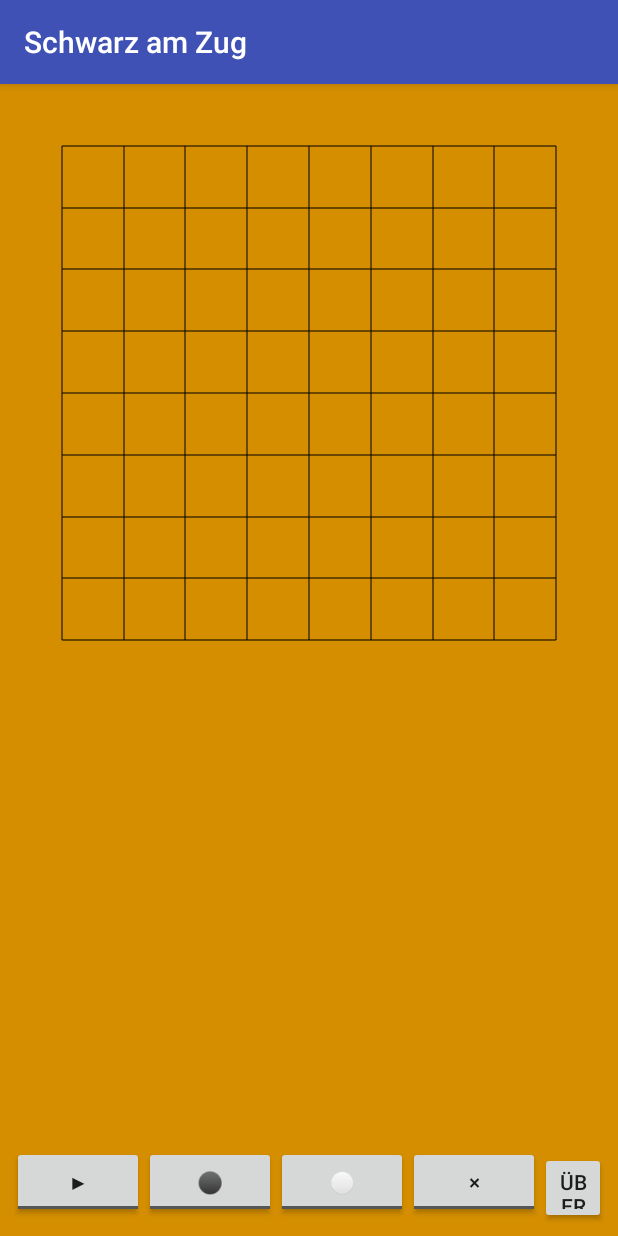
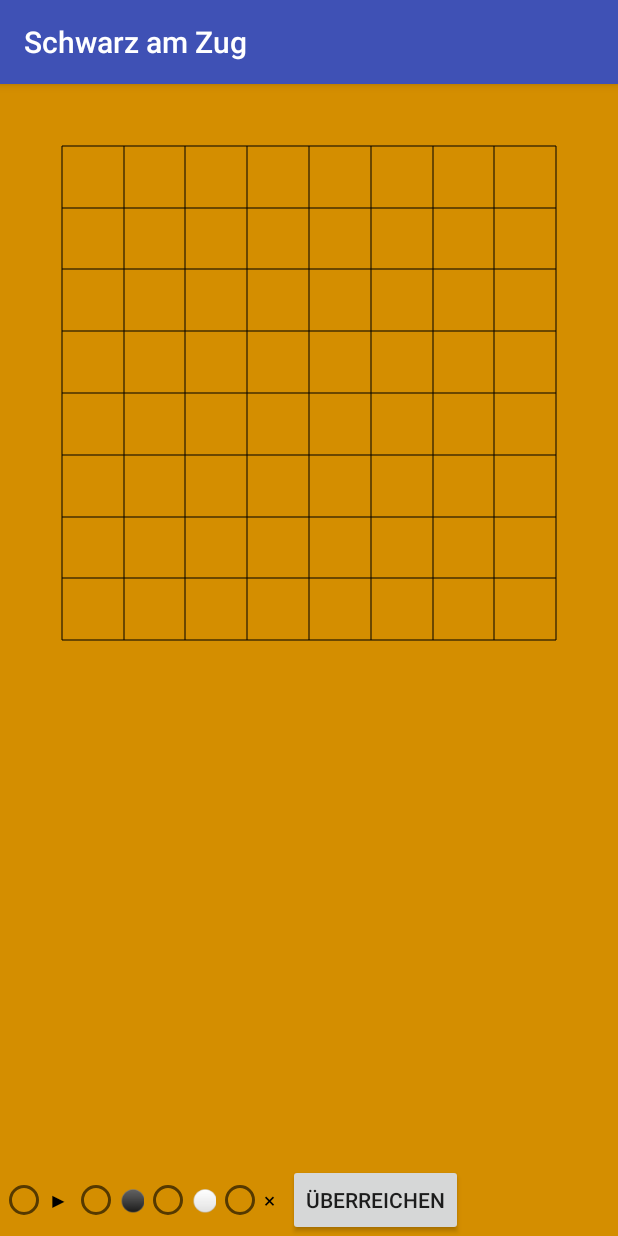
Before and after one commit to rillig/Phantom-Go-Android, an Android app: the BlackActivity screen opened directly, with no data from a screen before it, on a phone screen of 412 x 824 dp. Run offline under Robolectric (Android 15) with nearby library versions, the phone set to English and light mode, and no system bars.

Commit message:
Native radio buttons instead of custom views (that didn't work)

```diff
--- a/app/build.gradle
+++ b/app/build.gradle
@@ -24,7 +24,6 @@ android {
 
 dependencies {
     implementation fileTree(dir: 'libs', include: ['*.jar'])
-    implementation 'com.github.ceryle:SegmentedButton:v2.0.1'
     implementation 'com.android.support:appcompat-v7:26.1.0'
     implementation 'com.android.support:support-v4:26.1.0'
     implementation 'com.android.support.constraint:constraint-layout:1.0.2'
--- a/app/src/main/java/de/roland_illig/phantomgo/PlayerBoardView.java
+++ b/app/src/main/java/de/roland_illig/phantomgo/PlayerBoardView.java
@@ -4,8 +4,8 @@ import android.content.Context;
 import android.support.annotation.Nullable;
 import android.util.AttributeSet;
 import android.view.View;
+import android.widget.RadioButton;
 import android.widget.TextView;
-import android.widget.ToggleButton;
 import de.roland_illig.android.phantomgo.R;
 
 public class PlayerBoardView extends AbstractBoardView {
@@ -53,7 +53,29 @@ public class PlayerBoardView extends AbstractBoardView {
 
     @Override
     protected void boardMouseClicked(int x, int y) {
-        if (isToggleButtonChecked(R.id.playButton)) {
+        if (isChecked(R.id.playButton)) {
+            onPlayModeClick(x, y);
+        } else if (isChecked(R.id.blackButton)) {
+            board.setTurn(Player.BLACK);
+            if (board.play(x, y).invalidReason != null) {
+                board.set(x, y, Player.BLACK);
+            }
+        } else if (isChecked(R.id.whiteButton)) {
+            board.setTurn(Player.WHITE);
+            if (board.play(x, y).invalidReason != null) {
+                board.set(x, y, Player.WHITE);
+            }
+        } else if (isChecked(R.id.eraserButton)) {
+            board.set(x, y, null);
+        }
+        invalidate();
+    }
+
+    private boolean isChecked(int resourceId) {
+        return ((RadioButton) ((View) getParent()).findViewById(resourceId)).isChecked();
+    }
+
+    private void onPlayModeClick(int x, int y) {
         if (player != refereeBoard.getTurn()) {
             ((TextView) findParentView(R.id.referee)).setText(R.string.not_your_turn);
             return;
@@ -81,31 +103,11 @@ public class PlayerBoardView extends AbstractBoardView {
             } else {
                 playerBoard.set(x, y, player);
             }
-                //getBoard(player.other()).setTurn(player.other());
         }
-        } else if (isToggleButtonChecked(R.id.blackButton)) {
-            board.setTurn(Player.BLACK);
-            if (board.play(x, y).invalidReason != null) {
-                board.set(x, y, Player.BLACK);
-            }
-        } else if (isToggleButtonChecked(R.id.whiteButton)) {
-            board.setTurn(Player.WHITE);
-            if (board.play(x, y).invalidReason != null) {
-                board.set(x, y, Player.WHITE);
-            }
-        } else if (isToggleButtonChecked(R.id.eraserButton)) {
-            board.set(x, y, null);
-        }
-        invalidate();
     }
 
     private <T extends View> T findParentView(int resourceId) {
         return ((View) getParent()).findViewById(resourceId);
-    }
-
-    private boolean isToggleButtonChecked(int resourceId) {
-        ToggleButton button = findParentView(resourceId);
-        return button.isChecked();
     }
 
     @Override
--- a/app/src/main/res/layout/activity_black.xml
+++ b/app/src/main/res/layout/activity_black.xml
@@ -23,63 +23,47 @@
         android:layout_marginLeft="8dp"
         android:layout_marginStart="8dp"
         android:text=""
-        app:layout_constraintBottom_toTopOf="@+id/linearLayout"
-        app:layout_constraintStart_toStartOf="@id/linearLayout"/>
+        app:layout_constraintBottom_toTopOf="@+id/buttonBar"
+        app:layout_constraintStart_toStartOf="@id/buttonBar"/>
 
     <LinearLayout
-        android:id="@+id/linearLayout"
+        android:id="@+id/buttonBar"
         android:layout_width="match_parent"
-        android:layout_height="@android:dimen/app_icon_size"
-        android:layout_marginBottom="8dp"
-        android:layout_marginEnd="8dp"
-        android:layout_marginStart="8dp"
-        android:gravity="bottom"
+        android:layout_height="wrap_content"
         android:orientation="horizontal"
         app:layout_constraintBottom_toBottomOf="parent"
         app:layout_constraintStart_toStartOf="parent">
 
-        <ToggleButton
-            android:id="@+id/playButton"
+        <RadioGroup
             android:layout_width="wrap_content"
-            android:layout_height="wrap_content"
-            android:width="@android:dimen/app_icon_size"
-            android:text="@string/play_button"
-            android:textOff="@string/play_button"
-            android:textOn="@string/play_button"
-            app:layout_constraintBottom_toBottomOf="parent"
-            app:layout_constraintLeft_toLeftOf="parent"
-            app:layout_constraintRight_toRightOf="parent"/>
+            android:layout_height="match_parent"
+            android:orientation="horizontal">
 
-        <ToggleButton
-            android:id="@+id/blackButton"
-            android:layout_width="wrap_content"
-            android:layout_height="wrap_content"
-            android:text="@string/black_button"
-            android:textOff="@string/black_button"
-            android:textOn="@string/black_button"
-            app:layout_constraintBottom_toBottomOf="parent"
-            tools:layout_editor_absoluteX="244dp"/>
+            <RadioButton
+                android:id="@+id/playButton"
+                android:layout_width="@android:dimen/app_icon_size"
+                android:layout_height="@android:dimen/app_icon_size"
+                android:text="@string/play_button"/>
 
-        <ToggleButton
-            android:id="@+id/whiteButton"
-            android:layout_width="wrap_content"
-            android:layout_height="wrap_content"
-            android:text="@string/white_button"
-            android:textOff="@string/white_button"
-            android:textOn="@string/white_button"
-            app:layout_constraintBottom_toBottomOf="parent"
-            tools:layout_editor_absoluteX="295dp"/>
+            <RadioButton
+                android:id="@+id/blackButton"
+                android:layout_width="@android:dimen/app_icon_size"
+                android:layout_height="@android:dimen/app_icon_size"
+                android:text="@string/black_button"/>
 
-        <ToggleButton
-            android:id="@+id/eraserButton"
-            android:layout_width="wrap_content"
-            android:layout_height="wrap_content"
-            android:width="@android:dimen/app_icon_size"
-            android:text="@string/eraser_button"
-            android:textOff="@string/eraser_button"
-            android:textOn="@string/eraser_button"
-            app:layout_constraintBottom_toBottomOf="parent"
-            tools:layout_editor_absoluteX="295dp"/>
+            <RadioButton
+                android:id="@+id/whiteButton"
+                android:layout_width="@android:dimen/app_icon_size"
+                android:layout_height="@android:dimen/app_icon_size"
+                android:text="@string/white_button"/>
+
+            <RadioButton
+                android:id="@+id/eraserButton"
+                android:layout_width="@android:dimen/app_icon_size"
+                android:layout_height="@android:dimen/app_icon_size"
+                android:text="@string/eraser_button"/>
+
+        </RadioGroup>
 
         <Button
             android:id="@+id/handOverButton"
@@ -88,7 +72,6 @@
             android:onClick="onHandOverClick"
             android:text="@string/hand_over_title"
             app:layout_constraintBottom_toBottomOf="parent"
-            app:layout_constraintLeft_toLeftOf="parent"
-            />
+            app:layout_constraintLeft_toLeftOf="parent"/>
     </LinearLayout>
 </android.support.constraint.ConstraintLayout>
--- a/build.gradle
+++ b/build.gradle
@@ -14,7 +14,6 @@ allprojects {
     repositories {
         google()
         jcenter()
-        maven { url "https://jitpack.io" }
     }
 }
 
```
Lines whose indentation alone changed are shown as unchanged.
